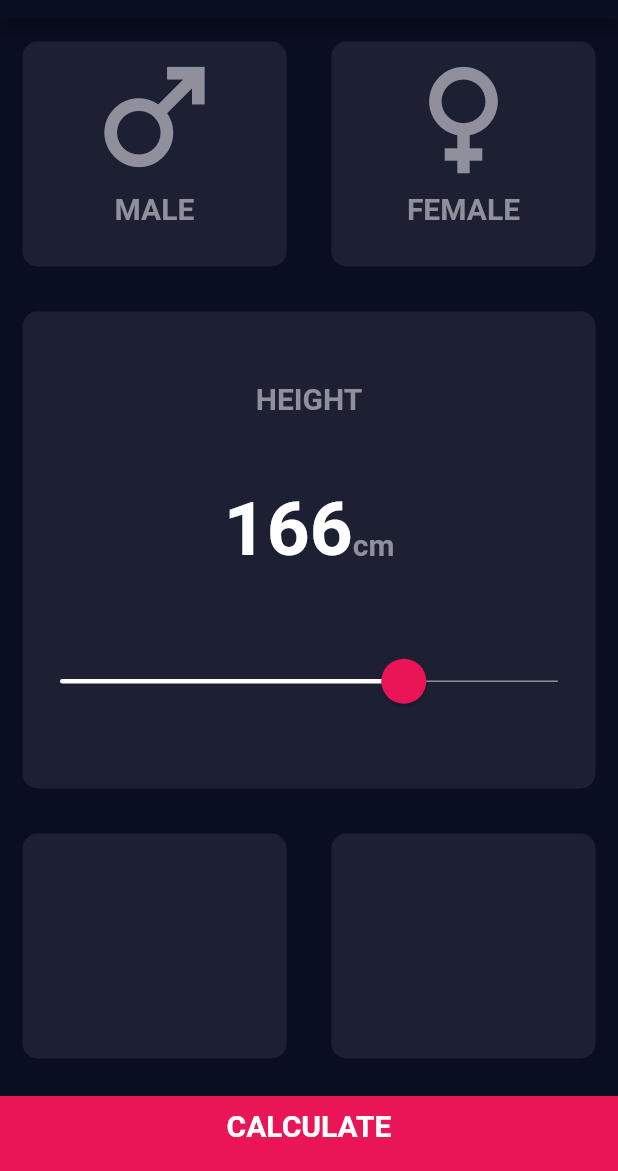
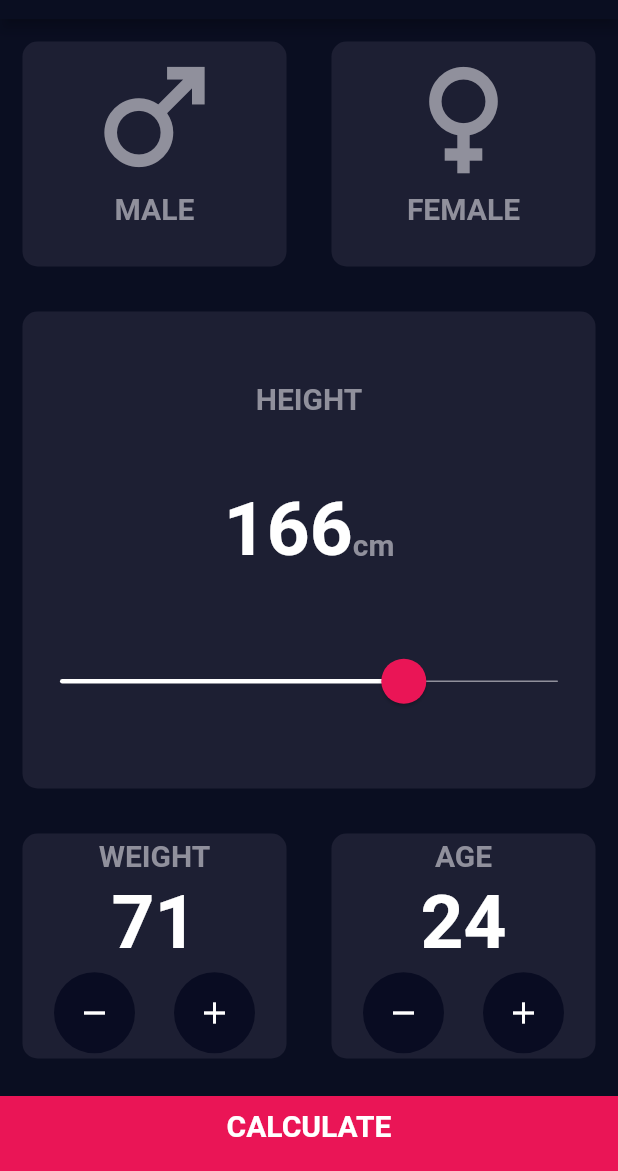
Before and after one commit to Mahfuz007/bmi-calculator, a Flutter app: the screen it shows after launch, on a phone screen of 412 x 824 dp, the part 65-1236 px from its top. Run offline on Flutter 3.47's test engine with Material 2 defaults, Android fonts, the phone set to English and light mode, and no system bars.

Commit message:
weight and age ui

```diff
--- a/lib/Screens/input_page.dart
+++ b/lib/Screens/input_page.dart
@@ -1,3 +1,4 @@
+import 'package:bmi_calculator/Widgets/floatingButton.dart';
 import 'package:bmi_calculator/constants.dart';
 import 'package:flutter/material.dart';
 import 'package:bmi_calculator/Widgets/ReusableCard.dart';
@@ -11,6 +12,8 @@ class InputPage extends StatefulWidget {
 
 class _InputPageState extends State<InputPage> {
   int sliderValue = 166;
+  int weight = 71;
+  int age = 24;
   @override
   Widget build(BuildContext context) {
     return Scaffold(
@@ -86,12 +89,13 @@ class _InputPageState extends State<InputPage> {
                     SliderTheme(
                       data: const SliderThemeData(
                         activeTrackColor: Color(0xFFFFFFFF),
-                        inactiveTrackColor:  Color(0xFF90909C),
+                        inactiveTrackColor: Color(0xFF90909C),
                         thumbColor: Color(0xFFEA1556),
                         thumbShape:
                             RoundSliderThumbShape(enabledThumbRadius: 15),
                         trackHeight: 1,
-                        overlayShape: RoundSliderOverlayShape(overlayRadius: 25),
+                        overlayShape:
+                            RoundSliderOverlayShape(overlayRadius: 25),
                         overlayColor: Color(0xFF4a2348),
                       ),
                       child: Slider(
@@ -110,12 +114,82 @@ class _InputPageState extends State<InputPage> {
               ),
             ),
             Row(
-              children: const <Widget>[
+              children: <Widget>[
                 Expanded(
-                  child: ReusableCard(),
+                  child: ReusableCard(
+                    child: Column(
+                      mainAxisAlignment: MainAxisAlignment.spaceEvenly,
+                      children: <Widget>[
+                        Text(
+                          kWeightTitle.toString(),
+                          style: kTitle,
+                        ),
+                        Text(
+                          weight.toString(),
+                          style: kLargeNumber,
+                        ),
+                        Row(
+                          mainAxisAlignment: MainAxisAlignment.spaceEvenly,
+                          children: <Widget>[
+                            FloatingButton(
+                              onPressed: () {
+                                setState(() {
+                                  if(weight!=0) weight--;
+                                });
+                              },
+                              child: const Icon(Icons.remove),
+                            ),
+                            FloatingButton(
+                              onPressed: () {
+                                setState(() {
+                                  weight++;
+                                });
+                              },
+                              child: const Icon(Icons.add),
+                            ),
+                          ],
+                        ),
+                      ],
+                    ),
+                  ),
                 ),
                 Expanded(
-                  child: ReusableCard(),
+                  child: ReusableCard(
+                      child: Column(
+                        mainAxisAlignment: MainAxisAlignment.spaceEvenly,
+                        children: <Widget>[
+                          Text(
+                            kAgeTitle.toString(),
+                            style: kTitle,
+                          ),
+                          Text(
+                            age.toString(),
+                            style: kLargeNumber,
+                          ),
+                          Row(
+                            mainAxisAlignment: MainAxisAlignment.spaceEvenly,
+                            children: <Widget>[
+                              FloatingButton(
+                                onPressed: () {
+                                  setState(() {
+                                    if(age!=0) age--;
+                                  });
+                                },
+                                child: const Icon(Icons.remove),
+                              ),
+                              FloatingButton(
+                                onPressed: () {
+                                  setState(() {
+                                    age++;
+                                  });
+                                },
+                                child: const Icon(Icons.add),
+                              ),
+                            ],
+                          ),
+                        ],
+                      ),
+                  ),
                 ),
               ],
             ),
--- a/lib/constants.dart
+++ b/lib/constants.dart
@@ -8,3 +8,5 @@ const kBottomButton =  TextStyle(
 
 const kTitle = TextStyle(fontSize: 20.0, fontWeight: FontWeight.bold, color: Color(0xFF90909C));
 const kLargeNumber = TextStyle(fontSize: 50.0, fontWeight: FontWeight.bold, color: Color(0xFFFFFFFF));
+const kWeightTitle = "WEIGHT";
+const kAgeTitle = "AGE";
```
